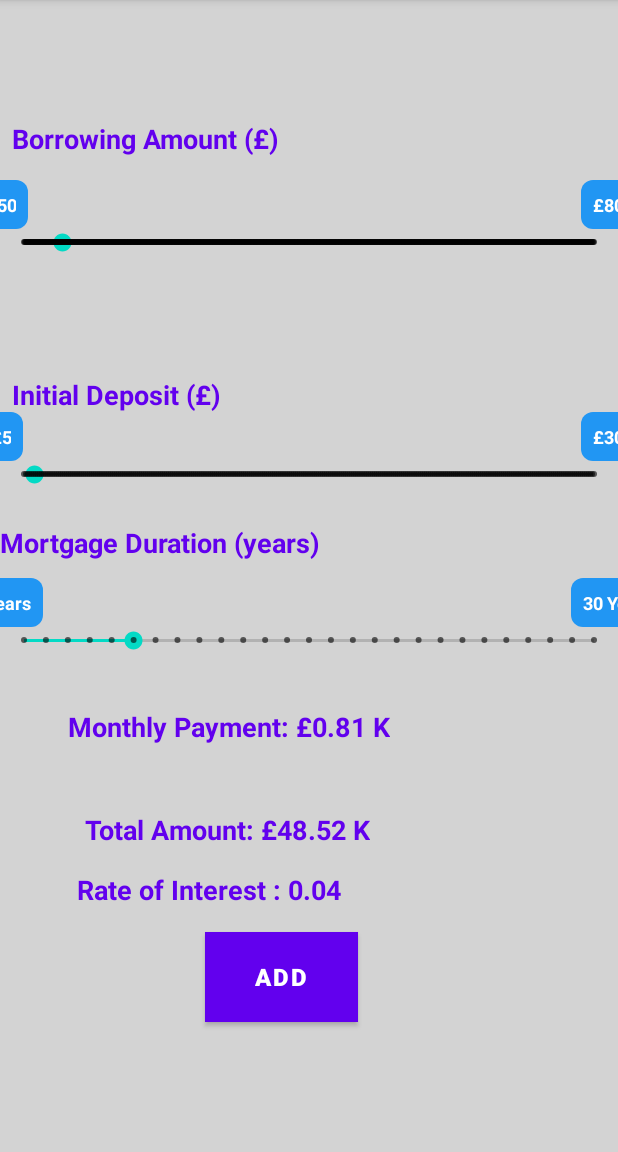
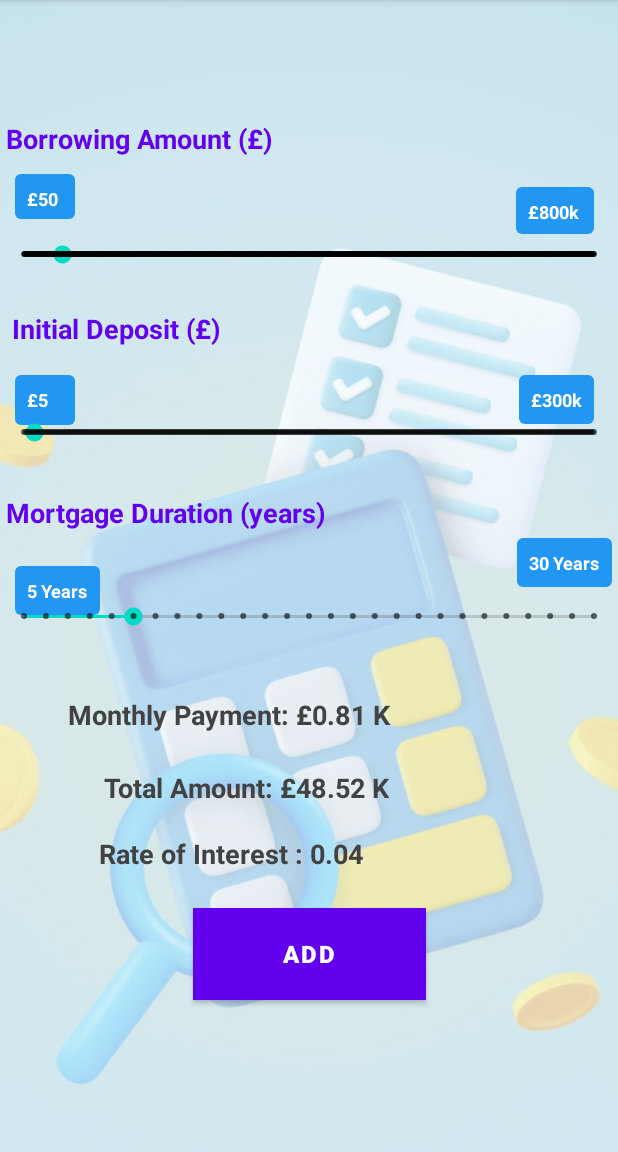
Before and after one commit to YogeshGitRepository/YogeshRamakrishnan_android, an Android app: the MortgageCalculatorActivity screen opened directly, with no data from a screen before it, on a phone screen of 412 x 824 dp, the part 84-1236 px from its top. Run offline under Robolectric (Android 15) with nearby library versions, the light colour scheme and no system bars.

Commit message:
seven commit

```diff
--- a/app/src/main/java/com/example/yogeshramakrishnan_android/DBAdapter.java
+++ b/app/src/main/java/com/example/yogeshramakrishnan_android/DBAdapter.java
@@ -54,7 +54,7 @@ public class DBAdapter {
         public DBHelper(Context context) {
             super(context, dbName, null, dbVersion);
             this.context = context;
-            SystemMessage.showMessage(context, "Database created");
+           // SystemMessage.showMessage(context, "Database created");
         }
 
         @Override
@@ -64,7 +64,7 @@ public class DBAdapter {
                 db.execSQL(createTableMortage);
                 db.execSQL(createTableFinancial);
             } catch (Exception e) {
-                SystemMessage.showMessage(context, "" + e);
+                //SystemMessage.showMessage(context, "" + e);
             }
         }
 
@@ -74,7 +74,7 @@ public class DBAdapter {
                 db.execSQL(dropTable);
                 onCreate(db);
             } catch (Exception e) {
-                SystemMessage.showMessage(context, "" + e);
+                //SystemMessage.showMessage(context, "" + e);
             }
         }
     }
--- a/app/src/main/java/com/example/yogeshramakrishnan_android/LoginActivity.java
+++ b/app/src/main/java/com/example/yogeshramakrishnan_android/LoginActivity.java
@@ -45,7 +45,7 @@ public class LoginActivity extends AppCompatActivity {
                         Intent intent = new Intent(LoginActivity.this, HomeActivity.class);
                         intent.putExtra("useremail", email);
                         startActivity(intent);
-
+                        Toast.makeText(LoginActivity.this, "login succeeded", Toast.LENGTH_SHORT).show();
                     } else {
                         // If credentials are invalid, show an error message
                         Toast.makeText(LoginActivity.this, "Invalid email or password", Toast.LENGTH_SHORT).show();
--- a/app/src/main/java/com/example/yogeshramakrishnan_android/MortgageCalculatorActivity.java
+++ b/app/src/main/java/com/example/yogeshramakrishnan_android/MortgageCalculatorActivity.java
@@ -180,7 +180,7 @@ public class MortgageCalculatorActivity extends AppCompatActivity {
         long result = dbAdapter.insertMortgage(currentUserId,currentUserName,borrowingAmount,depositAmount,mortgageDuration,monthlyPayment, totalAmount,InterestRate);
 
         if (result != -1) {
-            Toast.makeText(this, "Mortgage calculation saved successfully!", Toast.LENGTH_SHORT).show();
+            Toast.makeText(this, "Mortgage calculation saved!", Toast.LENGTH_SHORT).show();
             Intent intent = new Intent(MortgageCalculatorActivity.this, MortgageResultActivity.class);
             intent.putExtra("currentUserName", currentUserName);
             intent.putExtra("borrowingAmount", borrowingAmount);
--- a/app/src/main/java/com/example/yogeshramakrishnan_android/RegisterActivity.java
+++ b/app/src/main/java/com/example/yogeshramakrishnan_android/RegisterActivity.java
@@ -69,6 +69,7 @@ public class RegisterActivity extends AppCompatActivity {
             intent.putExtra("useremail", email);
             startActivity(intent);
             finish();
+            Toast.makeText(RegisterActivity.this, "Registration succeeded", Toast.LENGTH_SHORT).show();
         } else {
             Toast.makeText(RegisterActivity.this, "Registration failed", Toast.LENGTH_SHORT).show();
         }
--- a/app/src/main/java/com/example/yogeshramakrishnan_android/SplashActivity.java
+++ b/app/src/main/java/com/example/yogeshramakrishnan_android/SplashActivity.java
@@ -2,6 +2,8 @@ package com.example.yogeshramakrishnan_android;
 import android.content.Intent;
 import android.os.Bundle;
 import android.os.Handler;
+import android.widget.Toast;
+
 import androidx.appcompat.app.AppCompatActivity;
 
 public class SplashActivity extends AppCompatActivity {
@@ -22,6 +24,7 @@ public class SplashActivity extends AppCompatActivity {
                 Intent mainIntent = new Intent(SplashActivity.this, LoginActivity.class);
                 startActivity(mainIntent);
                 finish(); // Close the splash screen activity to prevent the user from going back to it
+
             }
         }, SPLASH_DISPLAY_LENGTH);
     }
--- a/app/src/main/res/drawable/tooltip_background.xml
+++ b/app/src/main/res/drawable/tooltip_background.xml
@@ -2,5 +2,5 @@
 <shape xmlns:android="http://schemas.android.com/apk/res/android"
     android:shape="oval">
     <solid android:color="#323232" /> <!-- Background color for the tooltip -->
-    <corners android:radius="8dp" /> <!-- Adjust the radius for rounded corners -->
+    <corners android:radius="6dp" /> <!-- Adjust the radius for rounded corners -->
 </shape>
--- a/app/src/main/res/drawable/tooltiptop.xml
+++ b/app/src/main/res/drawable/tooltiptop.xml
@@ -1,7 +1,10 @@
 <?xml version="1.0" encoding="utf-8"?>
 
     <shape xmlns:android="http://schemas.android.com/apk/res/android"
-        android:shape="rectangle">
-        <solid android:color="#2196F3" /> <!-- Blue color -->
-        <corners android:radius="8dp" /> <!-- Adjust corner radius as needed -->
+        android:shape="rectangle"  android:textColor="#000000">
+    <size
+        android:width="5dp"
+    android:height="5dp" />
+    <solid android:color="#2196F3" /> <!-- Blue color -->
+        <corners android:radius="4dp" /> <!-- Adjust corner radius as needed -->
     </shape>
--- a/app/src/main/res/layout/mortgagecalculator_activity.xml
+++ b/app/src/main/res/layout/mortgagecalculator_activity.xml
@@ -1,17 +1,28 @@
 <?xml version="1.0" encoding="utf-8"?>
-<androidx.constraintlayout.widget.ConstraintLayout
+<FrameLayout xmlns:android="http://schemas.android.com/apk/res/android"
+    android:layout_width="match_parent"
+    android:layout_height="match_parent">
+    <ImageView
+        android:layout_width="match_parent"
+        android:layout_height="match_parent"
+        android:src="@drawable/calculator"
+        android:scaleType="centerCrop"
+        android:alpha="0.4" />
+
+    <androidx.constraintlayout.widget.ConstraintLayout
     xmlns:android="http://schemas.android.com/apk/res/android"
     xmlns:app="http://schemas.android.com/apk/res-auto"
     xmlns:tools="http://schemas.android.com/tools"
     android:layout_width="match_parent"
     android:layout_height="match_parent"
-    android:background="@color/light_gray">
+    android:background="@color/transparent">
+
 
     <TextView
         android:id="@+id/borrowingAmountTextView"
         android:layout_width="wrap_content"
         android:layout_height="wrap_content"
-        android:layout_marginStart="8dp"
+        android:layout_marginStart="4dp"
         android:layout_marginTop="80dp"
         android:text="@string/borrowingAmount"
         android:textColor="@color/purple_500"
@@ -19,43 +30,51 @@
         android:textStyle="bold"
         app:layout_constraintStart_toStartOf="parent"
         app:layout_constraintTop_toTopOf="parent" />
+
     <TextView
         android:id="@+id/tooltipTextborrowfrom"
-        android:layout_width="wrap_content"
-        android:layout_height="wrap_content"
+        android:layout_width="40dp"
+        android:layout_height="30dp"
+        android:layout_marginBottom="8dp"
         android:background="@drawable/tooltiptop"
         android:padding="8dp"
+        android:text="£50"
         android:textColor="#FFFFFF"
         android:textSize="12sp"
         android:textStyle="bold"
-        android:text="£50"
-        app:layout_constraintEnd_toStartOf="@id/borrowingAmountSeekBar"
+        android:visibility="visible"
+        app:layout_constraintBottom_toTopOf="@id/borrowingAmountSeekBar"
+        app:layout_constraintEnd_toEndOf="parent"
+        app:layout_constraintHorizontal_bias="0.026"
         app:layout_constraintStart_toStartOf="parent"
-        app:layout_constraintBottom_toTopOf="@id/borrowingAmountSeekBar"
-        android:visibility="visible" />
-
+        app:layout_constraintTop_toTopOf="parent"
+        app:layout_constraintVertical_bias="0.945" />
 
     <TextView
         android:id="@+id/tooltipTextborrowto"
-        android:layout_width="wrap_content"
-        android:layout_height="wrap_content"
+        android:layout_width="52dp"
+        android:layout_height="31dp"
+        android:layout_marginBottom="20dp"
         android:background="@drawable/tooltiptop"
         android:padding="8dp"
+        android:text="£800k"
         android:textColor="#FFFFFF"
         android:textSize="12sp"
         android:textStyle="bold"
-        android:text="£800k"
+        android:visibility="visible"
+        app:layout_constraintBottom_toBottomOf="parent"
         app:layout_constraintEnd_toEndOf="parent"
-        app:layout_constraintStart_toEndOf="@id/borrowingAmountSeekBar"
-        app:layout_constraintBottom_toTopOf="@id/borrowingAmountSeekBar"
-        android:visibility="visible" />
+        app:layout_constraintHorizontal_bias="0.955"
+        app:layout_constraintStart_toStartOf="parent"
+        app:layout_constraintTop_toTopOf="parent"
+        app:layout_constraintVertical_bias="0.174" />
 
     <SeekBar
         android:id="@+id/borrowingAmountSeekBar"
         style="@style/Widget.AppCompat.SeekBar.Discrete"
         android:layout_width="0dp"
         android:layout_height="wrap_content"
-        android:layout_marginTop="48dp"
+        android:layout_marginTop="56dp"
         android:max="751"
         android:progress="50"
         android:scrollbarSize="4dp"
@@ -63,8 +82,8 @@
         app:layout_constraintEnd_toEndOf="parent"
         app:layout_constraintHorizontal_bias="0.0"
         app:layout_constraintStart_toStartOf="parent"
-        app:layout_constraintTop_toBottomOf="@id/borrowingAmountTextView"
-        />
+        app:layout_constraintTop_toBottomOf="@id/borrowingAmountTextView" />
+
     <TextView
         android:id="@+id/tooltipTextView"
         android:layout_width="wrap_content"
@@ -80,54 +99,63 @@
         android:visibility="gone"/>
 
 
+    <!-- TooltipTextView23 aligned to the right -->
+
     <TextView
         android:id="@+id/depositTextView"
         android:layout_width="wrap_content"
         android:layout_height="wrap_content"
         android:layout_marginStart="8dp"
-        android:layout_marginTop="80dp"
+        android:layout_marginTop="28dp"
         android:text="@string/initialDeposit"
         android:textColor="@color/purple_500"
         android:textSize="18sp"
         android:textStyle="bold"
         app:layout_constraintStart_toStartOf="parent"
         app:layout_constraintTop_toBottomOf="@id/borrowingAmountSeekBar" />
+
     <TextView
         android:id="@+id/tooltipTextdepositfrom"
-        android:layout_width="wrap_content"
-        android:layout_height="wrap_content"
+        android:layout_width="40dp"
+        android:layout_height="33dp"
         android:background="@drawable/tooltiptop"
         android:padding="8dp"
+        android:text="£5"
         android:textColor="#FFFFFF"
         android:textSize="12sp"
         android:textStyle="bold"
-        android:text="£5"
-        app:layout_constraintEnd_toStartOf="@id/depositSeekBar"
+        android:visibility="visible"
+        app:layout_constraintBottom_toBottomOf="parent"
+        app:layout_constraintEnd_toEndOf="@+id/tooltipTextdepositto"
+        app:layout_constraintHorizontal_bias="0.028"
         app:layout_constraintStart_toStartOf="parent"
-        app:layout_constraintBottom_toTopOf="@id/depositSeekBar"
-        android:visibility="visible" />
+        app:layout_constraintTop_toTopOf="parent"
+        app:layout_constraintVertical_bias="0.34" />
 
-    <!-- TooltipTextView23 aligned to the right -->
     <TextView
         android:id="@+id/tooltipTextdepositto"
         android:layout_width="wrap_content"
         android:layout_height="wrap_content"
         android:background="@drawable/tooltiptop"
         android:padding="8dp"
+        android:text="£300k"
         android:textColor="#FFFFFF"
         android:textSize="12sp"
         android:textStyle="bold"
-        android:text="£300k"
+        android:visibility="visible"
+        app:layout_constraintBottom_toBottomOf="parent"
         app:layout_constraintEnd_toEndOf="parent"
-        app:layout_constraintStart_toEndOf="@id/depositSeekBar"
-        app:layout_constraintBottom_toTopOf="@id/depositSeekBar"
-        android:visibility="visible" />
+        app:layout_constraintHorizontal_bias="0.955"
+        app:layout_constraintStart_toStartOf="parent"
+        app:layout_constraintTop_toTopOf="parent"
+        app:layout_constraintVertical_bias="0.34" />
+
     <SeekBar
         android:id="@+id/depositSeekBar"
         style="@style/Widget.AppCompat.SeekBar.Discrete"
         android:layout_width="0dp"
         android:layout_height="wrap_content"
-        android:layout_marginTop="32dp"
+        android:layout_marginTop="48dp"
         android:max="296"
         android:progress="5"
         android:scrollbarSize="4dp"
@@ -136,6 +164,7 @@
         app:layout_constraintHorizontal_bias="0.0"
         app:layout_constraintStart_toStartOf="parent"
         app:layout_constraintTop_toBottomOf="@id/depositTextView" />
+
     <TextView
         android:id="@+id/tooltipTextView1"
         android:layout_width="wrap_content"
@@ -149,11 +178,16 @@
         app:layout_constraintStart_toStartOf="@id/depositSeekBar"
         app:layout_constraintTop_toBottomOf="@id/depositSeekBar"
         android:visibility="gone"/>
+
+    <!-- SeekBar for Mortgage Duration -->
+
+    <!-- TooltipTextView23 aligned to the right -->
     <TextView
         android:id="@+id/mortgageDurationTextView"
         android:layout_width="wrap_content"
         android:layout_height="wrap_content"
-        android:layout_marginTop="24dp"
+        android:layout_marginStart="4dp"
+        android:layout_marginTop="32dp"
         android:text="@string/mortgageDuration"
         android:textColor="@color/purple_500"
         android:textSize="18sp"
@@ -161,43 +195,48 @@
         app:layout_constraintStart_toStartOf="parent"
         app:layout_constraintTop_toBottomOf="@id/depositSeekBar" />
 
-    <!-- SeekBar for Mortgage Duration -->
     <TextView
         android:id="@+id/tooltipTextDurationfrom"
         android:layout_width="wrap_content"
         android:layout_height="wrap_content"
         android:background="@drawable/tooltiptop"
         android:padding="8dp"
+        android:text="5 Years"
         android:textColor="#FFFFFF"
         android:textSize="12sp"
         android:textStyle="bold"
-        android:text="5 Years"
-        app:layout_constraintEnd_toStartOf="@id/mortgageDurationSeekBar"
+        android:visibility="visible"
+        app:layout_constraintBottom_toBottomOf="parent"
+        app:layout_constraintEnd_toEndOf="@+id/tooltipTextDurationto"
+        app:layout_constraintHorizontal_bias="0.029"
         app:layout_constraintStart_toStartOf="parent"
-        app:layout_constraintBottom_toTopOf="@id/mortgageDurationSeekBar"
-        android:visibility="visible" />
+        app:layout_constraintTop_toTopOf="parent"
+        app:layout_constraintVertical_bias="0.513" />
 
-    <!-- TooltipTextView23 aligned to the right -->
     <TextView
         android:id="@+id/tooltipTextDurationto"
         android:layout_width="wrap_content"
         android:layout_height="wrap_content"
         android:background="@drawable/tooltiptop"
         android:padding="8dp"
+        android:text="30 Years"
         android:textColor="#FFFFFF"
         android:textSize="12sp"
         android:textStyle="bold"
-        android:text="30 Years"
+        android:visibility="visible"
+        app:layout_constraintBottom_toTopOf="@id/mortgageDurationSeekBar"
         app:layout_constraintEnd_toEndOf="parent"
-        app:layout_constraintStart_toEndOf="@id/mortgageDurationSeekBar"
-        app:layout_constraintBottom_toTopOf="@id/mortgageDurationSeekBar"
-        android:visibility="visible" />
+        app:layout_constraintHorizontal_bias="0.988"
+        app:layout_constraintStart_toStartOf="parent"
+        app:layout_constraintTop_toTopOf="parent"
+        app:layout_constraintVertical_bias="0.972" />
+
     <SeekBar
         android:id="@+id/mortgageDurationSeekBar"
         style="@style/Widget.AppCompat.SeekBar.Discrete"
         android:layout_width="0dp"
         android:layout_height="wrap_content"
-        android:layout_marginTop="44dp"
+        android:layout_marginTop="48dp"
         android:max="26"
         android:progress="5"
         android:scrollbarSize="4dp"
@@ -206,6 +245,7 @@
         app:layout_constraintHorizontal_bias="0.0"
         app:layout_constraintStart_toStartOf="parent"
         app:layout_constraintTop_toBottomOf="@id/mortgageDurationTextView" />
+
     <TextView
         android:id="@+id/tooltipTextView2"
         android:layout_width="wrap_content"
@@ -219,13 +259,14 @@
         app:layout_constraintStart_toStartOf="@id/mortgageDurationSeekBar"
         app:layout_constraintTop_toBottomOf="@id/mortgageDurationSeekBar"
         android:visibility="gone"/>
+
     <TextView
         android:id="@+id/monthlyPaymentTextView"
         android:layout_width="wrap_content"
         android:layout_height="wrap_content"
-        android:layout_marginTop="36dp"
+        android:layout_marginTop="44dp"
         android:text="@string/monthlyPayment"
-        android:textColor="@color/purple_500"
+        android:textColor="@color/cardview_dark_background"
         android:textSize="18sp"
         android:textStyle="bold"
         app:layout_constraintEnd_toEndOf="parent"
@@ -237,21 +278,21 @@
         android:id="@+id/totalAmountTextView"
         android:layout_width="wrap_content"
         android:layout_height="wrap_content"
-        android:layout_marginTop="44dp"
+        android:layout_marginTop="24dp"
         android:text="@string/totalAmount"
-        android:textColor="@color/purple_500"
+        android:textColor="@color/cardview_dark_background"
         android:textSize="18sp"
         android:textStyle="bold"
         app:layout_constraintEnd_toEndOf="parent"
-        app:layout_constraintHorizontal_bias="0.255"
+        app:layout_constraintHorizontal_bias="0.313"
         app:layout_constraintStart_toStartOf="parent"
         app:layout_constraintTop_toBottomOf="@id/monthlyPaymentTextView" />
 
     <Button
         android:id="@+id/addButton"
-        android:layout_width="102dp"
-        android:layout_height="60dp"
-        android:layout_marginTop="56dp"
+        android:layout_width="155dp"
+        android:layout_height="61dp"
+        android:layout_marginTop="68dp"
         android:background="@drawable/button_background"
         android:paddingStart="24dp"
         android:paddingTop="12dp"
@@ -261,23 +302,25 @@
         android:textColor="@color/white"
         android:textSize="16sp"
         android:textStyle="bold"
+        app:layout_constraintBottom_toBottomOf="parent"
         app:layout_constraintEnd_toEndOf="parent"
-        app:layout_constraintHorizontal_bias="0.44"
         app:layout_constraintStart_toStartOf="parent"
-        app:layout_constraintTop_toBottomOf="@id/totalAmountTextView" />
+        app:layout_constraintTop_toBottomOf="@id/totalAmountTextView"
+        app:layout_constraintVertical_bias="0.0" />
 
     <TextView
         android:id="@+id/InterestRateTextView"
         android:layout_width="wrap_content"
         android:layout_height="wrap_content"
-        android:layout_marginTop="84dp"
+        android:layout_marginTop="68dp"
         android:text="@string/interestRate"
-        android:textColor="@color/purple_500"
+        android:textColor="@color/cardview_dark_background"
         android:textSize="18sp"
         android:textStyle="bold"
         app:layout_constraintEnd_toEndOf="parent"
-        app:layout_constraintHorizontal_bias="0.221"
+        app:layout_constraintHorizontal_bias="0.284"
         app:layout_constraintStart_toStartOf="parent"
         app:layout_constraintTop_toBottomOf="@id/monthlyPaymentTextView" />
+    </androidx.constraintlayout.widget.ConstraintLayout>
 
-</androidx.constraintlayout.widget.ConstraintLayout>
+</FrameLayout>
--- a/app/src/main/res/values/colors.xml
+++ b/app/src/main/res/values/colors.xml
@@ -9,4 +9,8 @@
     <color name="white">#FFFFFFFF</color>
     <color name="light_gray">#d3d3d3</color>
     <color name="button_background">#87CEEB</color>
+    <color name="transparent">#00000000</color>
+    <color name="highlight_color">#FF4081</color>
+    <color name="matteBlue">#2c6fbb</color>
+    <color name="silver">#C0C0C0</color>
 </resources>
```
Also changed, not shown: app/src/main/java/com/example/yogeshramakrishnan_android/HomeActivity.java (+12 -1 lines), app/src/main/res/layout/activity_financial_report_entry.xml (+25 -9 lines), app/src/main/res/layout/home_activity_layout.xml (+46 -5 lines), app/src/main/res/layout/mortgage_result_activity.xml (+10 -2 lines), app/src/main/res/drawable-mdpi/mortage2.webp (added), app/src/main/res/drawable/calculator.jpg (added), app/src/main/res/drawable/mortage.png (added), app/src/main/res/drawable/mortage1.jpg (added), app/src/main/res/drawable/report.png (added).
